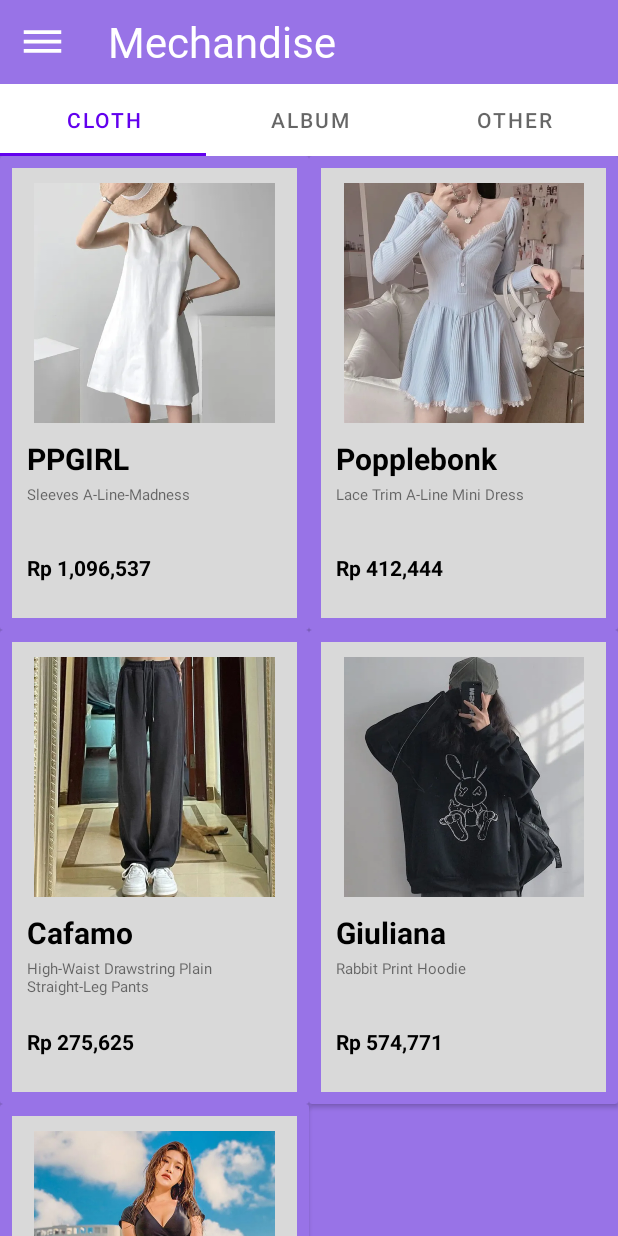
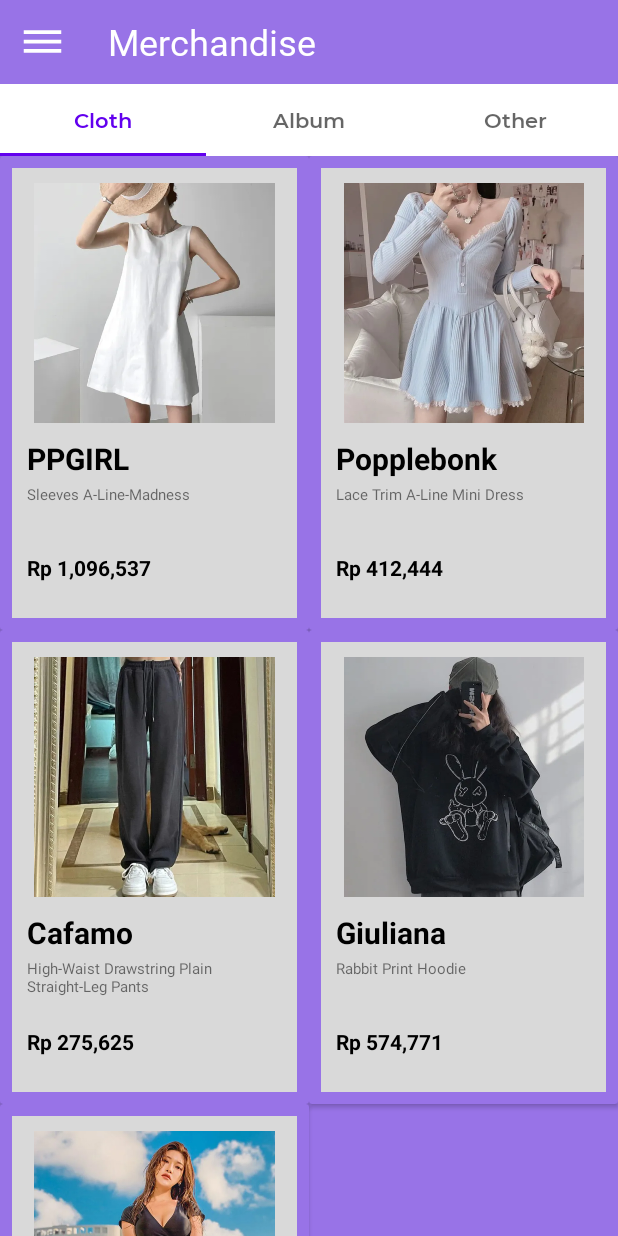
Before and after one commit to Tur1c/labux, an Android app: the Items screen opened directly, with no data from a screen before it, on a phone screen of 412 x 824 dp. Run offline under Robolectric (Android 15) with nearby library versions, the phone set to English and light mode, and no system bars.

Commit message:
style finish

```diff
--- a/app/src/main/java/com/example/projeklab/Items.java
+++ b/app/src/main/java/com/example/projeklab/Items.java
@@ -10,6 +10,7 @@ import androidx.viewpager2.widget.ViewPager2;
 import android.content.Intent;
 import android.os.Bundle;
 import android.util.Log;
+import android.util.TypedValue;
 import android.view.MenuItem;
 import android.widget.TextView;
 
@@ -34,7 +35,8 @@ public class Items extends AppCompatActivity implements NavigationView.OnNavigat
         navView.setCheckedItem(R.id.nav_items);
         toolbar = findViewById(R.id.toolbar);
         toolBarTv = findViewById(R.id.toolbar_text);
-        toolBarTv.setText("Mechandise");
+        toolBarTv.setText("Merchandise");
+        toolBarTv.setTextSize(TypedValue.COMPLEX_UNIT_DIP, 24);
 
         viewPager2 = findViewById(R.id.vp_merchandise);
         tabLayout = findViewById(R.id.tabLayout);
--- a/app/src/main/res/layout/activity_items.xml
+++ b/app/src/main/res/layout/activity_items.xml
@@ -18,6 +18,7 @@
         <com.google.android.material.tabs.TabLayout
             android:layout_width="match_parent"
             android:layout_height="wrap_content"
+            app:tabTextAppearance="@style/tab_text"
             android:id="@+id/tabLayout" />
 
         <androidx.viewpager2.widget.ViewPager2
--- a/app/src/main/res/layout/dialog_validate.xml
+++ b/app/src/main/res/layout/dialog_validate.xml
@@ -20,6 +20,7 @@
             android:layout_height="wrap_content"
             android:text="Error"
             android:textAlignment="textStart"
+            android:fontFamily="@font/montserrat_bold_700"
             android:textColor="@color/text_error"
             android:textStyle="bold"/>
 
@@ -28,6 +29,7 @@
             android:layout_height="wrap_content"
             android:text="Error Message"
             android:textColor="@color/black"
+            android:fontFamily="@font/montserrat_medium_500"
             android:layout_marginTop="5dp"
             android:id="@+id/tv_error_message"/>
 
@@ -37,6 +39,7 @@
             android:layout_height="wrap_content"
             android:layout_marginStart="190dp"
             android:text="OK"
+            android:fontFamily="@font/montserrat_bold_700"
             style="?android:attr/borderlessButtonStyle"
             android:backgroundTint="@color/card_bg"
             android:textColor="@color/text_error"
--- a/app/src/main/res/values/styles.xml
+++ b/app/src/main/res/values/styles.xml
@@ -9,5 +9,9 @@
 
     </style>
 
+    <style name="tab_text" parent="@android:style/TextAppearance.Widget.TabWidget">
+        <item name="android:fontFamily">@font/montserrat_semibold_600</item>
+    </style>
+
 
 </resources>
```
Also changed, not shown: app/src/main/res/layout/activity_detail_item.xml (+6 -2 lines).
